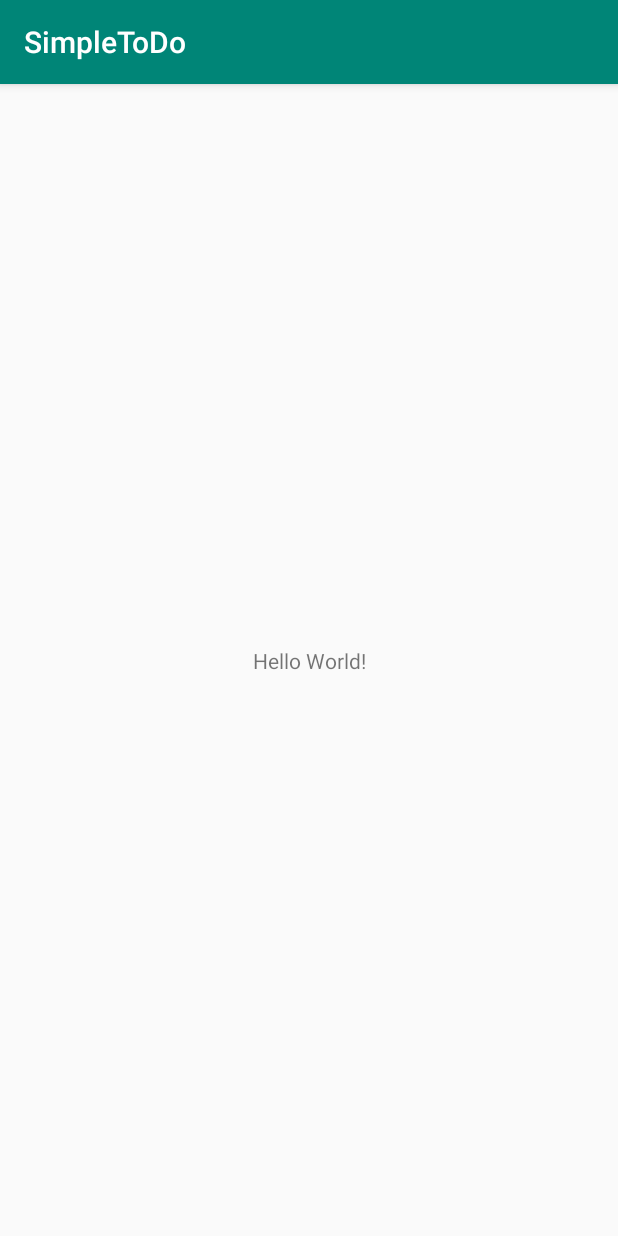
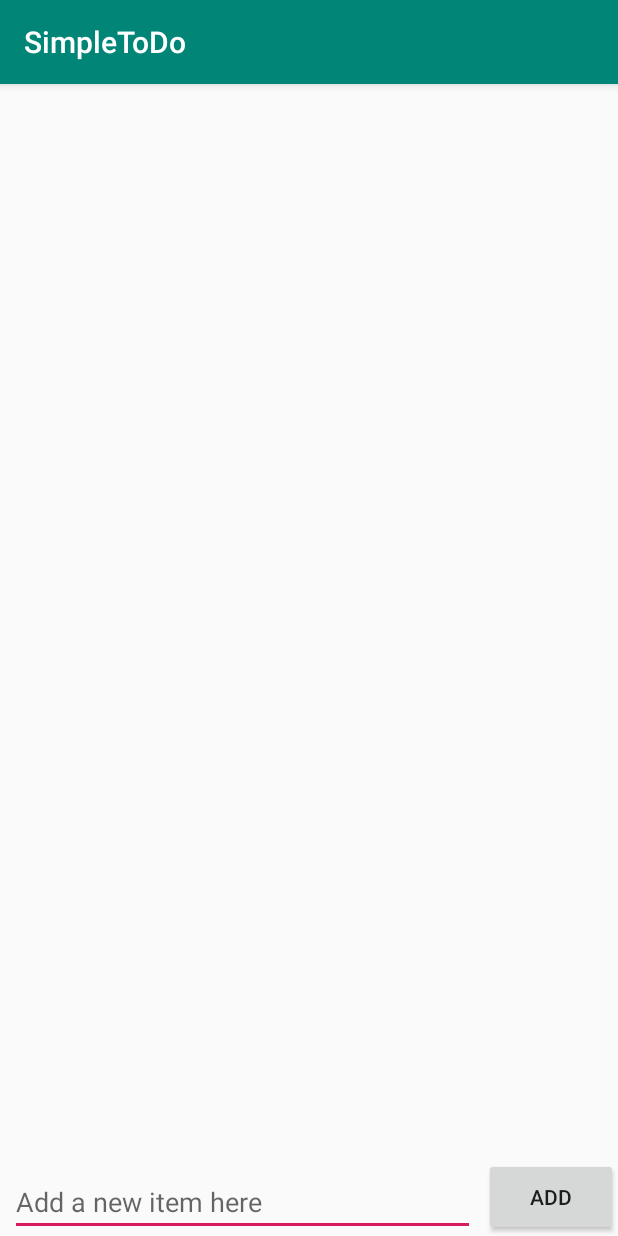
Before and after one commit to dhs43/SimpleToDo, an Android app: the screen it shows after launch (MainActivity), on a phone screen of 412 x 824 dp. Run offline under Robolectric (Android 15) with nearby library versions, the phone set to English and light mode, and no system bars.

Commit message:
Implemented core functionality

```diff
--- a/app/build.gradle
+++ b/app/build.gradle
@@ -25,4 +25,5 @@ dependencies {
     testImplementation 'junit:junit:4.12'
     androidTestImplementation 'com.android.support.test:runner:1.0.2'
     androidTestImplementation 'com.android.support.test.espresso:espresso-core:3.0.2'
+    implementation 'commons-io:commons-io:2.5'
 }
--- a/app/src/main/java/com/example/simpletodo/MainActivity.java
+++ b/app/src/main/java/com/example/simpletodo/MainActivity.java
@@ -1,13 +1,88 @@
 package com.example.simpletodo;
 
+import android.os.Bundle;
 import android.support.v7.app.AppCompatActivity;
-import android.os.Bundle;
+import android.util.Log;
+import android.view.View;
+import android.widget.AdapterView;
+import android.widget.ArrayAdapter;
+import android.widget.EditText;
+import android.widget.ListView;
+import android.widget.Toast;
+
+import org.apache.commons.io.FileUtils;
+
+import java.io.File;
+import java.io.IOException;
+import java.nio.charset.Charset;
+import java.util.ArrayList;
 
 public class MainActivity extends AppCompatActivity {
+
+    ArrayList<String> items;
+    ArrayAdapter<String> itemsAdapter;
+    ListView lvItems;
 
     @Override
     protected void onCreate(Bundle savedInstanceState) {
         super.onCreate(savedInstanceState);
         setContentView(R.layout.activity_main);
+
+        readItems();
+        itemsAdapter = new ArrayAdapter<>(this, android.R.layout.simple_list_item_1, items);
+        lvItems = (ListView) findViewById(R.id.lvItems);
+        lvItems.setAdapter(itemsAdapter);
+
+        //mock data
+        //items.add("First item");
+        //items.add("Second item");
+
+        setupListViewListener();
+    }
+
+    public void onAddItem(View v) {
+        EditText etNewItem = (EditText) findViewById(R.id.etNewItem);
+        String itemText = etNewItem.getText().toString();
+        itemsAdapter.add(itemText);
+        etNewItem.setText("");
+        writeItems();
+        Toast.makeText(getApplicationContext(), "Item added to list", Toast.LENGTH_SHORT).show();
+    }
+
+    private void setupListViewListener() {
+        Log.i("MainActivity", "Setting up listener or list view");
+        lvItems.setOnItemLongClickListener(new AdapterView.OnItemLongClickListener() {
+
+            @Override
+            public boolean onItemLongClick(AdapterView<?> parent, View view, int position, long id) {
+                Log.i("MainActivity", "Item removed from list: " + position);
+                items.remove(position);
+                itemsAdapter.notifyDataSetChanged();
+                writeItems();
+                return true;
+            }
+        });
+    }
+
+    private File getDataFile() {
+        return new File(getFilesDir(), "todo.txt");
+    }
+
+    private void readItems() {
+
+        try {
+            items = new ArrayList<>(FileUtils.readLines(getDataFile(), Charset.defaultCharset()));
+        } catch (IOException e) {
+            Log.e("MainActivity", "Error reading file", e);
+            items = new ArrayList<>();
+        }
+    }
+
+    private void writeItems() {
+        try {
+            FileUtils.writeLines(getDataFile(), items);
+        } catch (IOException e) {
+            Log.e("MainActivity", "Error writing file", e);
+        }
     }
 }
--- a/app/src/main/res/layout/activity_main.xml
+++ b/app/src/main/res/layout/activity_main.xml
@@ -6,13 +6,37 @@
     android:layout_height="match_parent"
     tools:context=".MainActivity">
 
-    <TextView
-        android:layout_width="wrap_content"
-        android:layout_height="wrap_content"
-        android:text="Hello World!"
+    <Button
+        android:id="@+id/btnAddItem"
+        android:layout_width="89dp"
+        android:layout_height="52dp"
+        android:text="Add"
+        android:onClick="onAddItem"
         app:layout_constraintBottom_toBottomOf="parent"
-        app:layout_constraintLeft_toLeftOf="parent"
-        app:layout_constraintRight_toRightOf="parent"
+        app:layout_constraintEnd_toEndOf="parent" />
+
+    <ListView
+        android:id="@+id/lvItems"
+        android:layout_width="412dp"
+        android:layout_height="549dp"
+        android:layout_marginBottom="2dp"
+        app:layout_constraintBottom_toTopOf="@+id/btnAddItem"
+        app:layout_constraintEnd_toEndOf="parent"
+        app:layout_constraintStart_toStartOf="parent"
         app:layout_constraintTop_toTopOf="parent" />
 
+    <EditText
+        android:id="@+id/etNewItem"
+        android:layout_width="310dp"
+        android:layout_height="wrap_content"
+        android:layout_marginStart="8dp"
+        android:layout_marginLeft="8dp"
+        android:layout_marginEnd="8dp"
+        android:layout_marginRight="8dp"
+        android:ems="10"
+        android:hint="Add a new item here"
+        android:inputType="textPersonName"
+        app:layout_constraintBottom_toBottomOf="parent"
+        app:layout_constraintEnd_toStartOf="@+id/btnAddItem"
+        app:layout_constraintStart_toStartOf="parent" />
 </android.support.constraint.ConstraintLayout>
```
